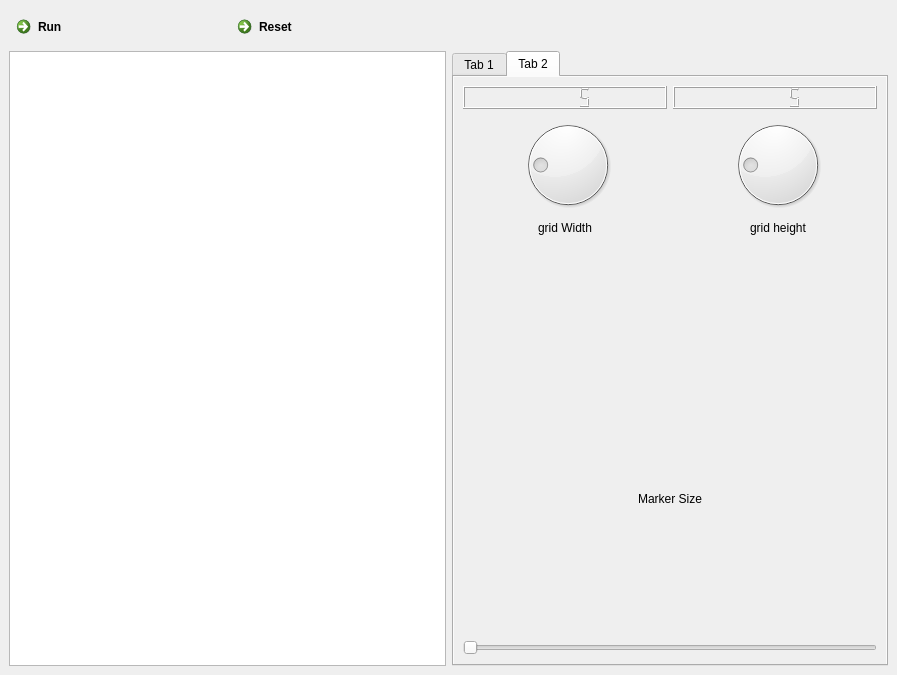
First picture: the form in mainWindow.ui, repository NathanTouboul/PathPlanning, before the edit.
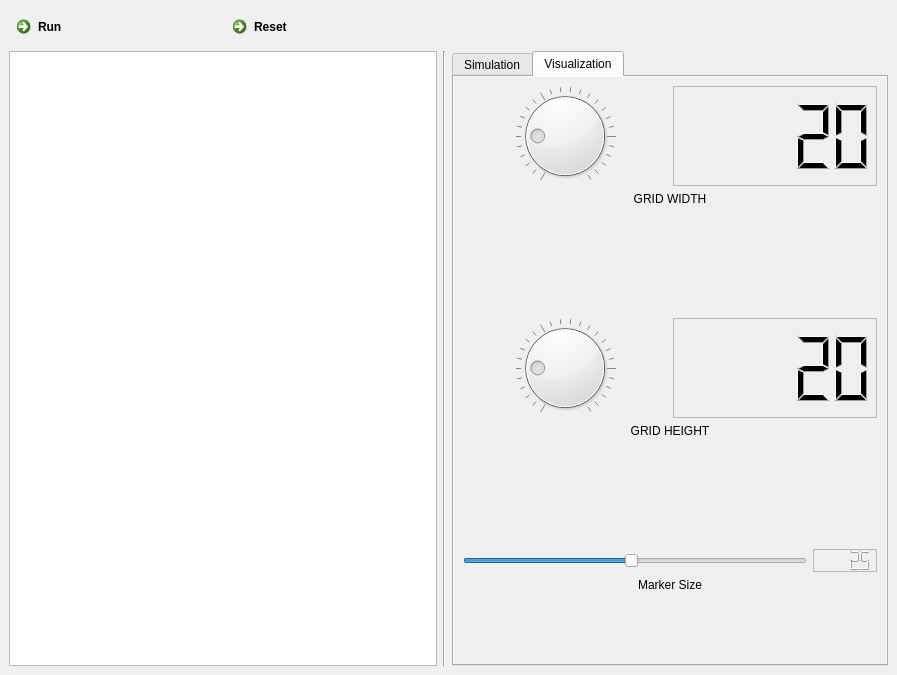
Second picture: the form after the edit. Custom widgets are drawn as their Qt base class.

Commit message: Dynamic marker size

```diff
--- a/mainWindow.ui
+++ b/mainWindow.ui
@@ -21,11 +21,69 @@
     </sizepolicy>
    </property>
    <layout class="QGridLayout" name="gridLayout">
-    <item row="1" column="2">
+    <item row="1" column="0">
+     <widget class="QChartView" name="gridView"/>
+    </item>
+    <item row="1" column="1">
+     <widget class="Line" name="line">
+      <property name="orientation">
+       <enum>Qt::Vertical</enum>
+      </property>
+     </widget>
+    </item>
+    <item row="0" column="0">
+     <layout class="QHBoxLayout" name="hLayout">
+      <property name="spacing">
+       <number>4</number>
+      </property>
+      <property name="sizeConstraint">
+       <enum>QLayout::SetMaximumSize</enum>
+      </property>
+      <property name="leftMargin">
+       <number>0</number>
+      </property>
+      <property name="rightMargin">
+       <number>0</number>
+      </property>
+      <item>
+       <widget class="QCommandLinkButton" name="runButton">
+        <property name="enabled">
+         <bool>true</bool>
+        </property>
+        <property name="text">
+         <string>Run</string>
+        </property>
+        <property name="checkable">
+         <bool>false</bool>
+        </property>
+       </widget>
+      </item>
+      <item>
+       <widget class="QCommandLinkButton" name="resetButton">
+        <property name="enabled">
+         <bool>true</bool>
+        </property>
+        <property name="text">
+         <string>Reset</string>
+        </property>
+       </widget>
+      </item>
+     </layout>
+    </item>
+    <item row="1" column="3">
      <widget class="QTabWidget" name="tabWidget">
+      <property name="tabPosition">
+       <enum>QTabWidget::North</enum>
+      </property>
       <property name="currentIndex">
        <number>1</number>
       </property>
+      <property name="iconSize">
+       <size>
+        <width>16</width>
+        <height>16</height>
+       </size>
+      </property>
       <widget class="QWidget" name="simulationTab">
        <property name="minimumSize">
         <size>
@@ -37,7 +95,7 @@
         <bool>true</bool>
        </property>
        <attribute name="title">
-        <string>Tab 1</string>
+        <string>Simulation</string>
        </attribute>
        <layout class="QFormLayout" name="formLayout">
         <item row="0" column="0" colspan="2">
@@ -76,30 +134,16 @@
         <bool>true</bool>
        </property>
        <attribute name="title">
-        <string>Tab 2</string>
+        <string>Visualization</string>
        </attribute>
-       <layout class="QGridLayout" name="gridLayout_4">
-        <item row="0" column="0">
-         <layout class="QGridLayout" name="gridLayout_3">
-          <item row="2" column="0">
-           <widget class="QSlider" name="horizontalSlider">
-            <property name="orientation">
-             <enum>Qt::Horizontal</enum>
-            </property>
-           </widget>
-          </item>
-          <item row="0" column="0">
            <layout class="QGridLayout" name="gridLayout_2">
             <item row="0" column="0">
-             <layout class="QFormLayout" name="formLayout_2">
-              <item row="0" column="0" colspan="2">
-               <widget class="QLCDNumber" name="lcdWidth">
-                <property name="intValue" stdset="0">
-                 <number>5</number>
-                </property>
-               </widget>
-              </item>
-              <item row="1" column="1">
+         <layout class="QVBoxLayout" name="verticalLayout_4">
+          <item>
+           <layout class="QVBoxLayout" name="verticalLayout_2">
+            <item>
+             <layout class="QHBoxLayout" name="horizontalLayout">
+              <item>
                <widget class="QDial" name="dialWidth">
                 <property name="minimum">
                  <number>5</number>
@@ -113,12 +157,30 @@
                 <property name="orientation">
                  <enum>Qt::Vertical</enum>
                 </property>
+                <property name="wrapping">
+                 <bool>false</bool>
+                </property>
+                <property name="notchesVisible">
+                 <bool>true</bool>
+                </property>
                </widget>
               </item>
-              <item row="2" column="0" colspan="2">
+              <item>
+               <widget class="QLCDNumber" name="lcdWidth">
+                <property name="frameShape">
+                 <enum>QFrame::StyledPanel</enum>
+                </property>
+                <property name="intValue" stdset="0">
+                 <number>20</number>
+                </property>
+               </widget>
+              </item>
+             </layout>
+            </item>
+            <item>
                <widget class="QLabel" name="label">
                 <property name="text">
-                 <string>grid Width</string>
+               <string>GRID WIDTH</string>
                 </property>
                 <property name="scaledContents">
                  <bool>true</bool>
@@ -130,16 +192,24 @@
               </item>
              </layout>
             </item>
-            <item row="0" column="1">
-             <layout class="QFormLayout" name="formLayout_3">
-              <item row="0" column="0" colspan="2">
-               <widget class="QLCDNumber" name="lcdHeight">
-                <property name="intValue" stdset="0">
-                 <number>5</number>
-                </property>
-               </widget>
-              </item>
-              <item row="1" column="1">
+          <item>
+           <spacer name="verticalSpacer">
+            <property name="orientation">
+             <enum>Qt::Vertical</enum>
+            </property>
+            <property name="sizeHint" stdset="0">
+             <size>
+              <width>20</width>
+              <height>40</height>
+             </size>
+            </property>
+           </spacer>
+          </item>
+          <item>
+           <layout class="QVBoxLayout" name="verticalLayout_3">
+            <item>
+             <layout class="QHBoxLayout" name="horizontalLayout_2">
+              <item>
                <widget class="QDial" name="dialHeight">
                 <property name="minimum">
                  <number>5</number>
@@ -150,12 +220,27 @@
                 <property name="value">
                  <number>10</number>
                 </property>
+                <property name="notchesVisible">
+                 <bool>true</bool>
+                </property>
                </widget>
               </item>
-              <item row="2" column="1">
+              <item>
+               <widget class="QLCDNumber" name="lcdHeight">
+                <property name="frameShape">
+                 <enum>QFrame::StyledPanel</enum>
+                </property>
+                <property name="intValue" stdset="0">
+                 <number>20</number>
+                </property>
+               </widget>
+              </item>
+             </layout>
+            </item>
+            <item>
                <widget class="QLabel" name="label_2">
                 <property name="text">
-                 <string>grid height</string>
+               <string>GRID HEIGHT</string>
                 </property>
                 <property name="scaledContents">
                  <bool>true</bool>
@@ -167,9 +252,55 @@
               </item>
              </layout>
             </item>
-           </layout>
-          </item>
-          <item row="1" column="0">
+          <item>
+           <spacer name="verticalSpacer_2">
+            <property name="orientation">
+             <enum>Qt::Vertical</enum>
+            </property>
+            <property name="sizeHint" stdset="0">
+             <size>
+              <width>20</width>
+              <height>40</height>
+             </size>
+            </property>
+           </spacer>
+          </item>
+          <item>
+           <layout class="QVBoxLayout" name="verticalLayout">
+            <item>
+             <layout class="QHBoxLayout" name="horizontalLayout_3">
+              <item>
+               <widget class="QSlider" name="horizontalSlider">
+                <property name="minimum">
+                 <number>1</number>
+                </property>
+                <property name="maximum">
+                 <number>50</number>
+                </property>
+                <property name="value">
+                 <number>25</number>
+                </property>
+                <property name="orientation">
+                 <enum>Qt::Horizontal</enum>
+                </property>
+               </widget>
+              </item>
+              <item>
+               <widget class="QLCDNumber" name="lcdMarker">
+                <property name="frameShape">
+                 <enum>QFrame::StyledPanel</enum>
+                </property>
+                <property name="digitCount">
+                 <number>5</number>
+                </property>
+                <property name="value" stdset="0">
+                 <double>25.000000000000000</double>
+                </property>
+               </widget>
+              </item>
+             </layout>
+            </item>
+            <item>
            <widget class="QLabel" name="label_3">
             <property name="autoFillBackground">
              <bool>false</bool>
@@ -188,53 +319,26 @@
             </property>
            </widget>
           </item>
-         </layout>
-        </item>
-       </layout>
-      </widget>
-     </widget>
-    </item>
-    <item row="0" column="0">
-     <layout class="QHBoxLayout" name="hLayout">
-      <property name="spacing">
-       <number>4</number>
-      </property>
-      <property name="sizeConstraint">
-       <enum>QLayout::SetMaximumSize</enum>
-      </property>
-      <property name="leftMargin">
-       <number>0</number>
-      </property>
-      <property name="rightMargin">
-       <number>0</number>
-      </property>
       <item>
-       <widget class="QCommandLinkButton" name="runButton">
-        <property name="enabled">
-         <bool>true</bool>
-        </property>
-        <property name="text">
-         <string>Run</string>
-        </property>
-        <property name="checkable">
-         <bool>false</bool>
-        </property>
-       </widget>
-      </item>
-      <item>
-       <widget class="QCommandLinkButton" name="resetButton">
-        <property name="enabled">
-         <bool>true</bool>
-        </property>
-        <property name="text">
-         <string>Reset</string>
-        </property>
-       </widget>
+             <spacer name="verticalSpacer_3">
+              <property name="orientation">
+               <enum>Qt::Vertical</enum>
+              </property>
+              <property name="sizeHint" stdset="0">
+               <size>
+                <width>20</width>
+                <height>40</height>
+               </size>
+              </property>
+             </spacer>
+            </item>
+           </layout>
       </item>
      </layout>
     </item>
-    <item row="1" column="0">
-     <widget class="QChartView" name="gridView"/>
+       </layout>
+      </widget>
+     </widget>
     </item>
    </layout>
   </widget>
```
Left out of the diff: 2 changed lines with no effect on the pictures. Lines whose indentation alone changed are shown as unchanged. The commit also changes 4 other files.
